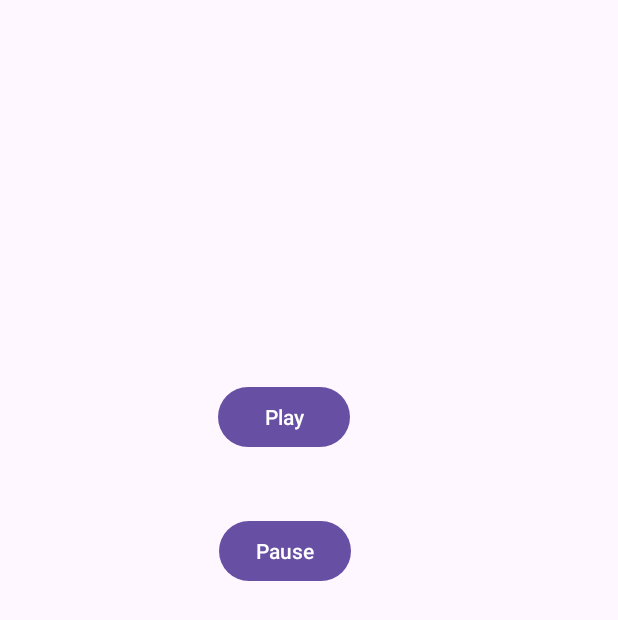
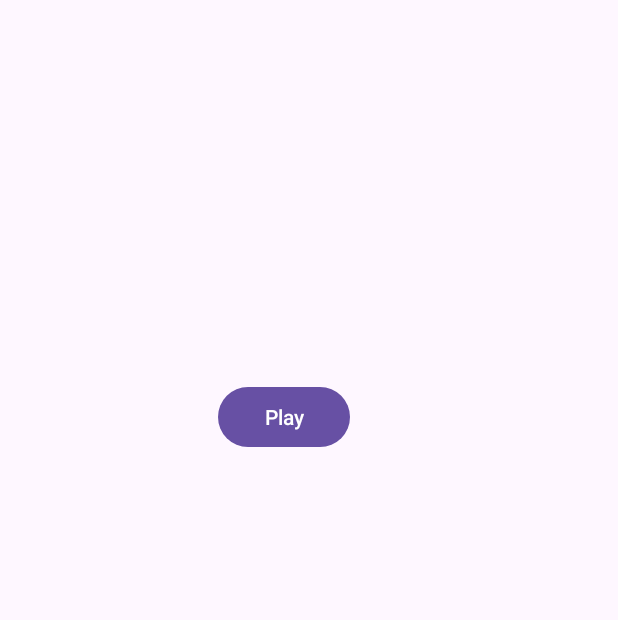
Before and after one commit to Evgenij-Pavlenko/Course, an Android app: the screen it shows after launch (MainActivity), after a tap on "Pause", on a phone screen of 412 x 824 dp. Shown: the top 620 px of the screen. Run offline under Robolectric (Android 15) with nearby library versions, the light colour scheme and no system bars; 1 other tap on this screen came first.

Commit message:
one Button for Play and Pause

```diff
--- a/Android/PlayingAudio/app/src/main/java/com/jevgenij/playingaudio/MainActivity.java
+++ b/Android/PlayingAudio/app/src/main/java/com/jevgenij/playingaudio/MainActivity.java
@@ -5,10 +5,13 @@ import androidx.appcompat.app.AppCompatActivity;
 import android.media.MediaPlayer;
 import android.os.Bundle;
 import android.view.View;
+import android.widget.Button;
+import android.widget.ImageView;
 
 public class MainActivity extends AppCompatActivity {
 
     MediaPlayer mediaPlayer;
+
 
     @Override
     protected void onCreate(Bundle savedInstanceState) {
@@ -19,12 +22,14 @@ public class MainActivity extends AppCompatActivity {
     }
 
     public void play(View view) {
-        mediaPlayer.start();
+        Button btn = findViewById(R.id.btn);
+        if(btn.getText().equals("Play")){
+            mediaPlayer.start();
+            btn.setText("Pause");
+        } else{
+            mediaPlayer.pause();
+            btn.setText("Play");
+        }
+
     }
-
-    public void pause(View view) {
-        mediaPlayer.pause();
-    }
-
-
 }
--- a/Android/PlayingAudio/app/src/main/res/layout/activity_main.xml
+++ b/Android/PlayingAudio/app/src/main/res/layout/activity_main.xml
@@ -7,7 +7,7 @@
     tools:context=".MainActivity">
 
     <Button
-        android:id="@+id/btn_play"
+        android:id="@+id/btn"
         android:onClick="play"
         android:layout_width="wrap_content"
         android:layout_height="wrap_content"
@@ -19,18 +19,5 @@
         app:layout_constraintStart_toStartOf="parent"
         app:layout_constraintTop_toTopOf="parent" />
 
-    <Button
-        android:id="@+id/btn_pause"
-        android:onClick="pause"
-        android:layout_width="wrap_content"
-        android:layout_height="wrap_content"
-        android:layout_marginStart="144dp"
-        android:layout_marginTop="41dp"
-        android:layout_marginEnd="176dp"
-        android:text="Pause"
-        app:layout_constraintEnd_toEndOf="parent"
-        app:layout_constraintStart_toStartOf="parent"
-        app:layout_constraintTop_toBottomOf="@+id/btn_play" />
-
 
 </androidx.constraintlayout.widget.ConstraintLayout>
```
